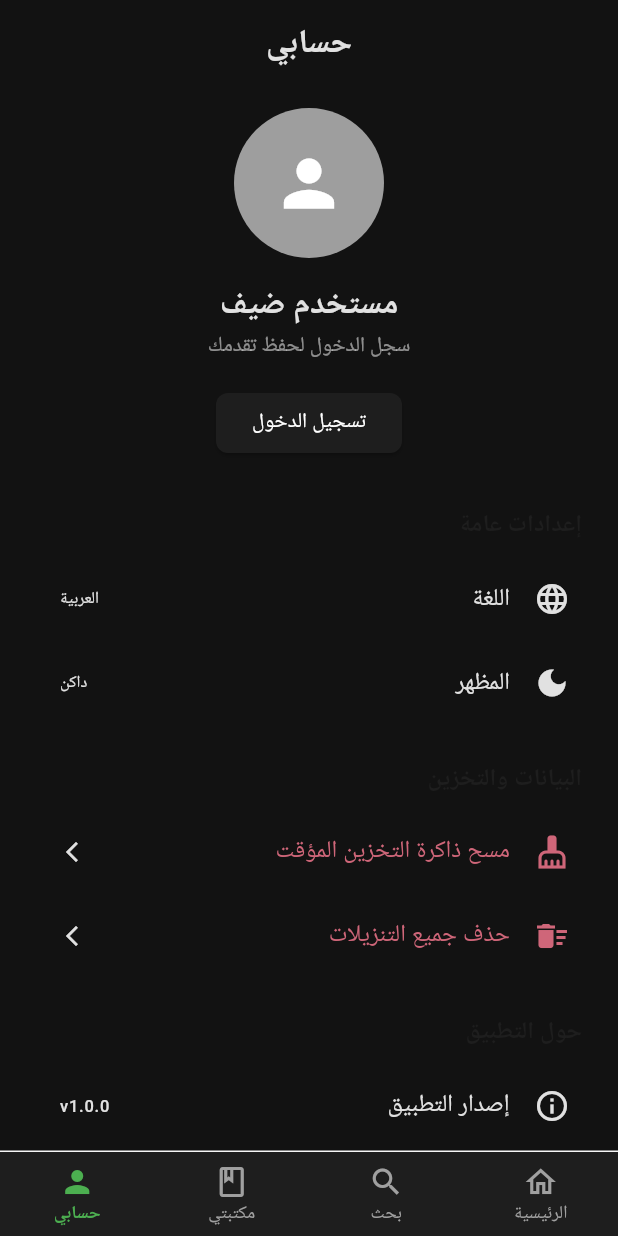
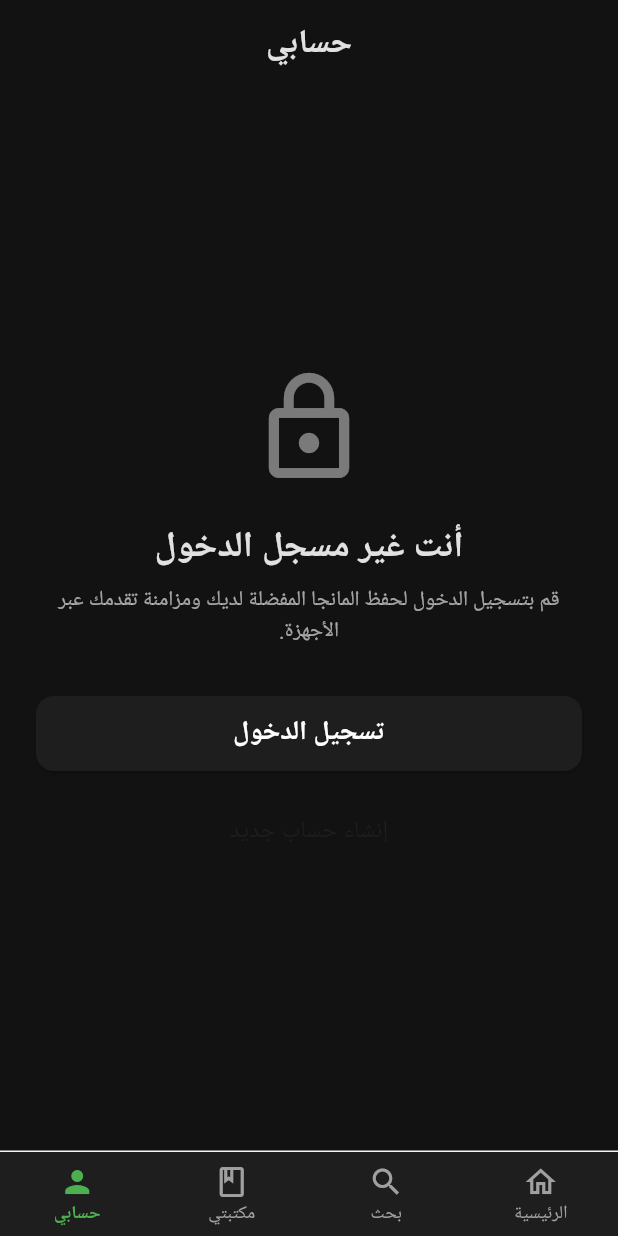
Before and after one commit to Abdelilah-Ajjouqa/MangaHour, a Flutter app: the ProfilePage screen opened by its route, on a phone screen of 412 x 824 dp. Run offline on Flutter 3.47's test engine with Material 3 defaults, Android fonts, the phone set to English and light mode, and no system bars; our stand-ins replace cached_network_image, connectivity_plus, dartz, dio, drift, equatable and 6 more; missing offline and left inert: sqlite3; accounts and stored records are empty; generated files the repository leaves out were written again; Roboto replaces fonts that are missing (Cairo).

Commit message:
feat: implement profile page with authenticated and unauthenticated views

```diff
--- a/frontend/lib/features/profile/presentation/pages/profile_page.dart
+++ b/frontend/lib/features/profile/presentation/pages/profile_page.dart
@@ -5,6 +5,77 @@ class ProfilePage extends StatelessWidget {
 
   @override
   Widget build(BuildContext context) {
+    // Mock authentication state. In the future, this will come from an AuthBloc.
+    // ignore: prefer_const_declarations
+    bool isLoggedIn = false;
+
+    // ignore: dead_code
+    return isLoggedIn ? _buildAuthenticatedView(context) : _buildUnauthenticatedView(context);
+  }
+
+  Widget _buildUnauthenticatedView(BuildContext context) {
+    final theme = Theme.of(context);
+    final colorScheme = theme.colorScheme;
+
+    return Scaffold(
+      backgroundColor: theme.scaffoldBackgroundColor,
+      appBar: AppBar(
+        title: const Text('حسابي'), // My Account
+        centerTitle: true,
+      ),
+      body: Center(
+        child: Padding(
+          padding: const EdgeInsets.all(24.0),
+          child: Column(
+            mainAxisAlignment: MainAxisAlignment.center,
+            children: [
+              Icon(Icons.lock_outline, size: 80, color: colorScheme.onSurface.withValues(alpha: 0.5)),
+              const SizedBox(height: 24),
+              Text(
+                'أنت غير مسجل الدخول', // You are not logged in
+                style: theme.textTheme.headlineSmall?.copyWith(fontWeight: FontWeight.bold),
+                textAlign: TextAlign.center,
+              ),
+              const SizedBox(height: 8),
+              Text(
+                'قم بتسجيل الدخول لحفظ المانجا المفضلة لديك ومزامنة تقدمك عبر الأجهزة.',
+                style: theme.textTheme.bodyMedium?.copyWith(color: colorScheme.onSurface.withValues(alpha: 0.7)),
+                textAlign: TextAlign.center,
+              ),
+              const SizedBox(height: 32),
+              SizedBox(
+                width: double.infinity,
+                height: 50,
+                child: ElevatedButton(
+                  onPressed: () {
+                    // Navigate to Login Page
+                  },
+                  style: ElevatedButton.styleFrom(
+                    backgroundColor: theme.primaryColor,
+                    foregroundColor: Colors.white,
+                    shape: RoundedRectangleBorder(borderRadius: BorderRadius.circular(12)),
+                  ),
+                  child: const Text('تسجيل الدخول', style: TextStyle(fontSize: 18, fontWeight: FontWeight.bold)),
+                ),
+              ),
+              const SizedBox(height: 16),
+              TextButton(
+                onPressed: () {
+                  // Navigate to Register Page
+                },
+                child: Text(
+                  'إنشاء حساب جديد',
+                  style: TextStyle(color: theme.primaryColor, fontSize: 16),
+                ),
+              ),
+            ],
+          ),
+        ),
+      ),
+    );
+  }
+
+  Widget _buildAuthenticatedView(BuildContext context) {
     final theme = Theme.of(context);
     final colorScheme = theme.colorScheme;
 
@@ -23,28 +94,18 @@ class ProfilePage extends StatelessWidget {
               children: [
                 const CircleAvatar(
                   radius: 50,
-                  backgroundColor: Colors.grey,
-                  child: Icon(Icons.person, size: 50, color: Colors.white),
+                  backgroundColor: Colors.blueAccent,
+                  child: Text('ع', style: TextStyle(fontSize: 40, color: Colors.white)), // 'A' in Arabic
                 ),
                 const SizedBox(height: 16),
                 Text(
-                  'مستخدم ضيف', // Guest User
+                  'عبد الاله', // Username
                   style: theme.textTheme.titleLarge?.copyWith(fontWeight: FontWeight.bold),
                 ),
                 const SizedBox(height: 4),
                 Text(
-                  'سجل الدخول لحفظ تقدمك', // Log in to save progress
+                  'abdelilah@example.com',
                   style: theme.textTheme.bodyMedium?.copyWith(color: colorScheme.onSurface.withValues(alpha: 0.6)),
-                ),
-                const SizedBox(height: 16),
-                ElevatedButton(
-                  onPressed: () {},
-                  style: ElevatedButton.styleFrom(
-                    backgroundColor: theme.primaryColor,
-                    foregroundColor: Colors.white,
-                    shape: RoundedRectangleBorder(borderRadius: BorderRadius.circular(8)),
-                  ),
-                  child: const Text('تسجيل الدخول'),
                 ),
               ],
             ),
@@ -55,14 +116,14 @@ class ProfilePage extends StatelessWidget {
           _buildSectionHeader('إعدادات عامة', theme),
           _buildListTile(
             icon: Icons.language,
-            title: 'اللغة', // Language
+            title: 'اللغة',
             trailing: const Text('العربية'),
             theme: theme,
           ),
           _buildListTile(
             icon: Icons.dark_mode,
-            title: 'المظهر', // Theme
-            trailing: const Text('داكن'), // Dark
+            title: 'المظهر',
+            trailing: const Text('داكن'),
             theme: theme,
           ),
 
@@ -72,13 +133,13 @@ class ProfilePage extends StatelessWidget {
           _buildSectionHeader('البيانات والتخزين', theme),
           _buildListTile(
             icon: Icons.cleaning_services,
-            title: 'مسح ذاكرة التخزين المؤقت', // Clear Cache
+            title: 'مسح ذاكرة التخزين المؤقت',
             theme: theme,
             isDestructive: true,
           ),
           _buildListTile(
             icon: Icons.delete_sweep,
-            title: 'حذف جميع التنزيلات', // Delete all downloads
+            title: 'حذف جميع التنزيلات',
             theme: theme,
             isDestructive: true,
           ),
@@ -89,14 +150,31 @@ class ProfilePage extends StatelessWidget {
           _buildSectionHeader('حول التطبيق', theme),
           _buildListTile(
             icon: Icons.info_outline,
-            title: 'إصدار التطبيق', // App Version
+            title: 'إصدار التطبيق',
             trailing: const Text('v1.0.0'),
             theme: theme,
           ),
           _buildListTile(
             icon: Icons.discord,
-            title: 'مجتمع ديسكورد', // Discord Community
+            title: 'مجتمع ديسكورد',
             theme: theme,
+          ),
+
+          const SizedBox(height: 24),
+
+          // Logout
+          SizedBox(
+            width: double.infinity,
+            child: OutlinedButton.icon(
+              onPressed: () {},
+              icon: const Icon(Icons.logout, color: Colors.red),
+              label: const Text('تسجيل الخروج', style: TextStyle(color: Colors.red)),
+              style: OutlinedButton.styleFrom(
+                side: const BorderSide(color: Colors.red),
+                padding: const EdgeInsets.symmetric(vertical: 12),
+                shape: RoundedRectangleBorder(borderRadius: BorderRadius.circular(12)),
+              ),
+            ),
           ),
         ],
       ),
@@ -105,7 +183,7 @@ class ProfilePage extends StatelessWidget {
 
   Widget _buildSectionHeader(String title, ThemeData theme) {
     return Padding(
-      padding: const EdgeInsets.only(bottom: 8.0, right: 8.0), // RTL layout
+      padding: const EdgeInsets.only(bottom: 8.0, right: 8.0),
       child: Text(
         title,
         style: theme.textTheme.titleMedium?.copyWith(
```
